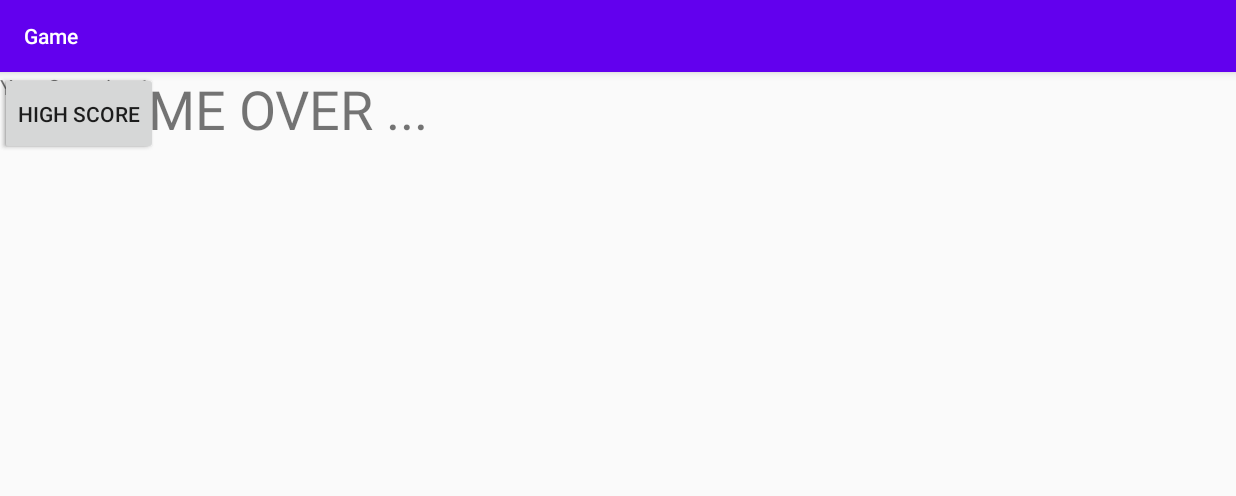
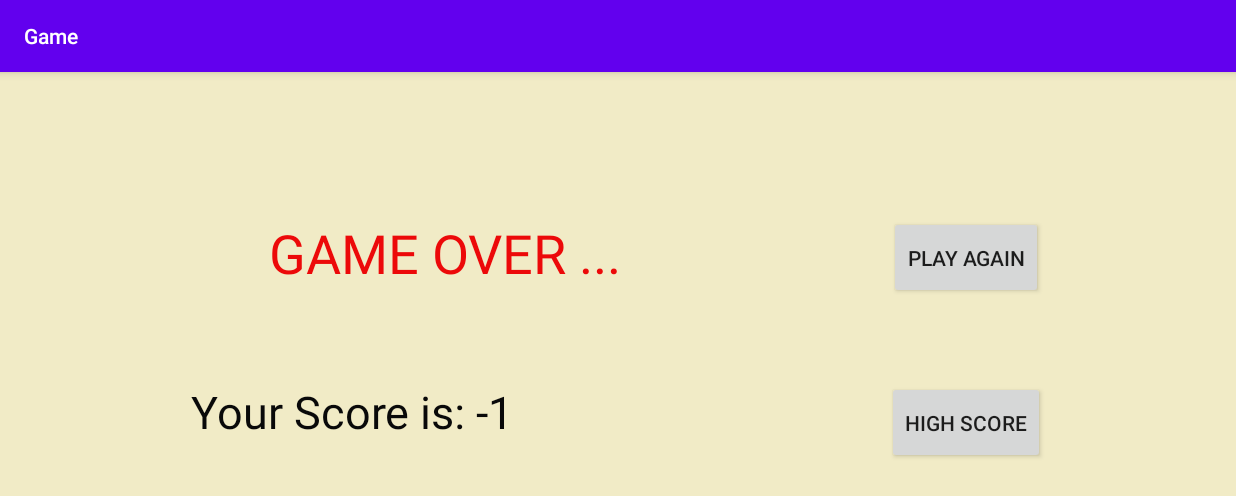
Before and after one commit to zahra98a/Game-Mad, an Android app: the GameOver screen opened directly, with no data from a screen before it, on a phone screen of 824 x 412 dp (held sideways). Shown: the top 496 px of the screen. Run offline under Robolectric (Android 15) with nearby library versions, the phone set to English and light mode, and no system bars.

Commit message:
Game Project

```diff
--- a/app/src/main/res/layout-land/activity_game_over.xml
+++ b/app/src/main/res/layout-land/activity_game_over.xml
@@ -4,17 +4,21 @@
     xmlns:tools="http://schemas.android.com/tools"
     android:layout_width="match_parent"
     android:layout_height="match_parent"
+    android:background="#F1EBC6"
     tools:context=".GameOver">
 
     <Button
         android:id="@+id/btnPlay"
         android:layout_width="wrap_content"
         android:layout_height="55dp"
+        android:layout_marginTop="96dp"
         android:onClick="doPlayAgain"
         android:text="Play Again"
-        tools:ignore="MissingConstraints,OnClick"
-        tools:layout_editor_absoluteX="504dp"
-        tools:layout_editor_absoluteY="138dp" />
+        app:layout_constraintEnd_toEndOf="parent"
+        app:layout_constraintHorizontal_bias="0.5"
+        app:layout_constraintStart_toEndOf="@+id/tvGameOver"
+        app:layout_constraintTop_toTopOf="parent"
+        tools:ignore="MissingConstraints,OnClick" />
 
     <Button
         android:id="@+id/btnHighScore"
@@ -22,26 +26,40 @@
         android:layout_height="55dp"
         android:onClick="doHighScore"
         android:text="High Score"
-        tools:ignore="MissingConstraints,OnClick"
-        tools:layout_editor_absoluteX="504dp"
-        tools:layout_editor_absoluteY="203dp" />
+        app:layout_constraintBottom_toBottomOf="parent"
+        app:layout_constraintEnd_toEndOf="parent"
+        app:layout_constraintHorizontal_bias="0.5"
+        app:layout_constraintStart_toEndOf="@+id/tvScore"
+        app:layout_constraintTop_toBottomOf="@+id/btnPlay"
+        app:layout_constraintVertical_bias="0.346"
+        tools:ignore="MissingConstraints,OnClick" />
 
     <TextView
         android:id="@+id/tvGameOver"
         android:layout_width="336dp"
         android:layout_height="55dp"
+        android:layout_marginTop="96dp"
         android:text="GAME OVER ..."
         android:textAlignment="center"
+        android:textColor="#EC0909"
         android:textSize="36sp"
-        tools:layout_editor_absoluteX="146dp"
-        tools:layout_editor_absoluteY="138dp"
+        app:layout_constraintEnd_toStartOf="@+id/btnPlay"
+        app:layout_constraintHorizontal_bias="0.5"
+        app:layout_constraintStart_toStartOf="parent"
+        app:layout_constraintTop_toTopOf="parent"
         tools:ignore="MissingConstraints" />
 
     <TextView
         android:id="@+id/tvScore"
         android:layout_width="336dp"
         android:layout_height="55dp"
-        tools:layout_editor_absoluteX="146dp"
-        tools:layout_editor_absoluteY="203dp"
+        android:textColor="#090909"
+        android:textSize="30sp"
+        app:layout_constraintBottom_toBottomOf="parent"
+        app:layout_constraintEnd_toStartOf="@+id/btnHighScore"
+        app:layout_constraintHorizontal_bias="0.5"
+        app:layout_constraintStart_toStartOf="parent"
+        app:layout_constraintTop_toBottomOf="@+id/tvGameOver"
+        app:layout_constraintVertical_bias="0.346"
         tools:ignore="MissingConstraints" />
 </androidx.constraintlayout.widget.ConstraintLayout>
--- a/app/src/main/res/layout-land/activity_high_score.xml
+++ b/app/src/main/res/layout-land/activity_high_score.xml
@@ -4,6 +4,7 @@
     xmlns:tools="http://schemas.android.com/tools"
     android:layout_width="match_parent"
     android:layout_height="match_parent"
+    android:background="#F1EBC6"
     tools:context=".HighScore">
 
     <Button
--- a/app/src/main/res/layout-land/activity_main.xml
+++ b/app/src/main/res/layout-land/activity_main.xml
@@ -4,6 +4,7 @@
     xmlns:tools="http://schemas.android.com/tools"
     android:layout_width="match_parent"
     android:layout_height="match_parent"
+    android:background="#F1EBC6"
     tools:context=".MainActivity">
 
 
--- a/app/src/main/res/layout-land/activity_play_screen.xml
+++ b/app/src/main/res/layout-land/activity_play_screen.xml
@@ -4,6 +4,7 @@
     xmlns:tools="http://schemas.android.com/tools"
     android:layout_width="match_parent"
     android:layout_height="match_parent"
+    android:background="#F1EBC6"
     tools:context=".PlayScreen">
 
     <Button
```
Also changed, not shown: app/src/main/java/edu/zahra/game/PlayScreen.java (+4 -4 lines).
